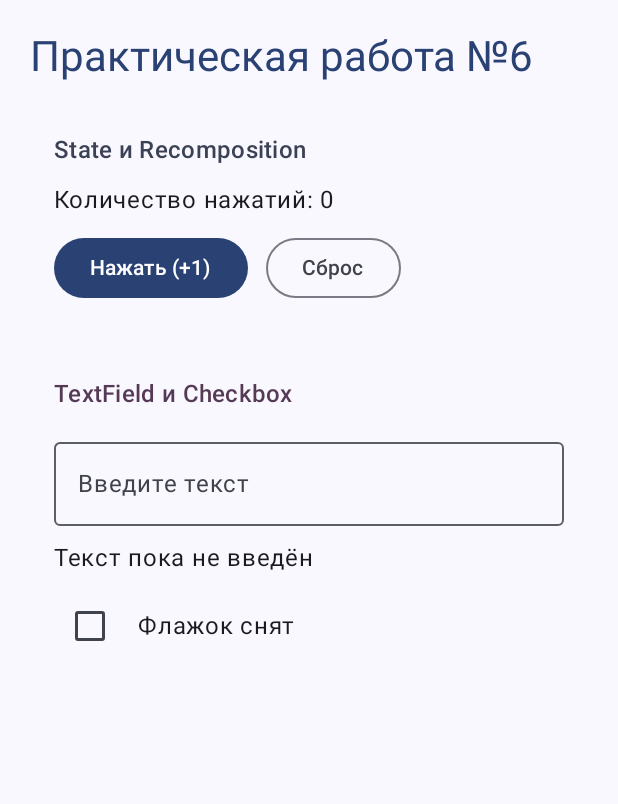
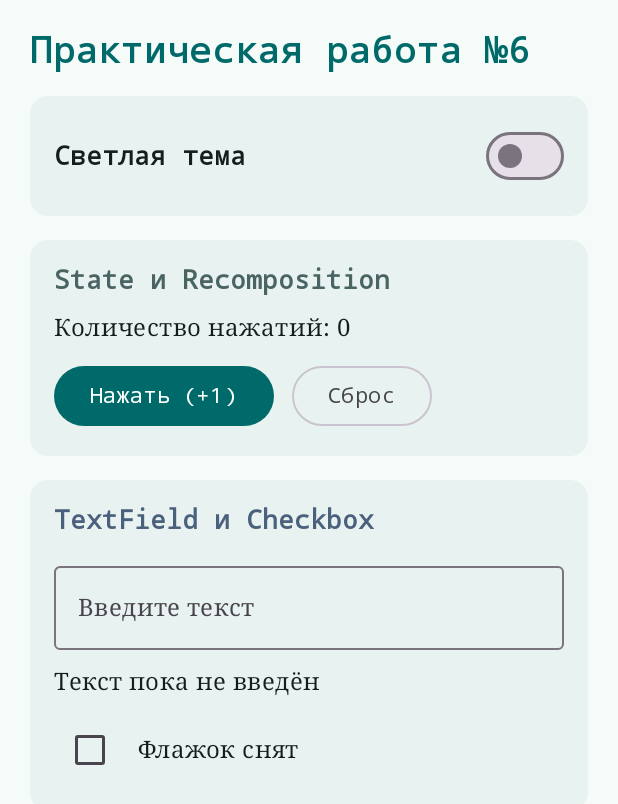
Before and after one commit to danilkilnevoy/pz6_Kilnevoy_PR-24.102, an Android app built with Jetpack Compose: the screen it shows after launch (MainActivity), on a phone screen of 412 x 824 dp. Shown: the top 804 px of the screen. Run offline under Robolectric (Android 15) with nearby library versions, the phone set to English and light mode, and no system bars.

Commit message:
Add custom light/dark theme colors, typography and theme switcher

```diff
--- a/app/src/main/java/com/example/pzz6/MainActivity.kt
+++ b/app/src/main/java/com/example/pzz6/MainActivity.kt
@@ -4,6 +4,7 @@ import android.os.Bundle
 import android.util.Log
 import androidx.activity.ComponentActivity
 import androidx.activity.compose.setContent
+import androidx.compose.foundation.isSystemInDarkTheme
 import androidx.compose.foundation.layout.*
 import androidx.compose.foundation.rememberScrollState
 import androidx.compose.foundation.verticalScroll
@@ -19,13 +20,18 @@ class MainActivity : ComponentActivity() {
     override fun onCreate(savedInstanceState: Bundle?) {
         super.onCreate(savedInstanceState)
         setContent {
+            val systemDark = isSystemInDarkTheme()
+            var isDarkTheme by remember { mutableStateOf(systemDark) }
 
-            Pzz6Theme() {
+            Pzz6Theme(darkTheme = isDarkTheme) {
                 Surface(
                     modifier = Modifier.fillMaxSize(),
                     color = MaterialTheme.colorScheme.background
                 ) {
-                    PracticeScreen()
+                    PracticeScreen(
+                        isDarkTheme = isDarkTheme,
+                        onToggleTheme = { isDarkTheme = it }
+                    )
                 }
             }
         }
@@ -33,7 +39,10 @@ class MainActivity : ComponentActivity() {
 }
 
 @Composable
-fun PracticeScreen() {
+fun PracticeScreen(
+    isDarkTheme: Boolean,
+    onToggleTheme: (Boolean) -> Unit
+) {
     // Уроки 6, 9, 10: State, remember и mutableStateOf
     var counter by remember { mutableIntStateOf(0) }
     var userText by remember { mutableStateOf("") }
@@ -51,6 +60,31 @@ fun PracticeScreen() {
             style = MaterialTheme.typography.headlineMedium,
             color = MaterialTheme.colorScheme.primary
         )
+
+        // Переключение светлой и тёмной темы
+        Card(
+            colors = CardDefaults.cardColors(
+                containerColor = MaterialTheme.colorScheme.surface
+            ),
+            modifier = Modifier.fillMaxWidth()
+        ) {
+            Row(
+                modifier = Modifier
+                    .fillMaxWidth()
+                    .padding(16.dp),
+                verticalAlignment = Alignment.CenterVertically,
+                horizontalArrangement = Arrangement.SpaceBetween
+            ) {
+                Text(
+                    text = if (isDarkTheme) "Тёмная тема" else "Светлая тема",
+                    style = MaterialTheme.typography.titleMedium
+                )
+                Switch(
+                    checked = isDarkTheme,
+                    onCheckedChange = onToggleTheme
+                )
+            }
+        }
 
         // Уроки 6, 8, 9, 10: State + Recomposition + remember
         ClickCounterCard(
@@ -147,12 +181,22 @@ fun ClickCounterCard(
     }
 }
 
-@Preview(showBackground = true)
+@Preview(showBackground = true, name = "Light Theme")
 @Composable
-fun PracticeScreenPreview() {
-    Pzz6Theme() {
+fun LightPreview() {
+    Pzz6Theme(darkTheme = false) {
         Surface(color = MaterialTheme.colorScheme.background) {
-            PracticeScreen()
+            PracticeScreen(isDarkTheme = false, onToggleTheme = {})
         }
     }
 }
+
+@Preview(showBackground = true, name = "Dark Theme")
+@Composable
+fun DarkPreview() {
+    Pzz6Theme(darkTheme = true) {
+        Surface(color = MaterialTheme.colorScheme.background) {
+            PracticeScreen(isDarkTheme = true, onToggleTheme = {})
+        }
+    }
+}
--- a/app/src/main/java/com/example/pzz6/ui/theme/Color.kt
+++ b/app/src/main/java/com/example/pzz6/ui/theme/Color.kt
@@ -2,10 +2,16 @@ package com.example.pzz6.ui.theme
 
 import androidx.compose.ui.graphics.Color
 
-val Purple80 = Color(0xFFD0BCFF)
-val PurpleGrey80 = Color(0xFFCCC2DC)
-val Pink80 = Color(0xFFEFB8C8)
+// Светлая тема
+val LightPrimary = Color(0xFF006A6A)
+val LightSecondary = Color(0xFF4A6363)
+val LightTertiary = Color(0xFF4B607C)
+val LightBackground = Color(0xFFF4FBF9)
+val LightSurface = Color(0xFFE8F3F1)
 
-val Purple40 = Color(0xFF6650a4)
-val PurpleGrey40 = Color(0xFF625b71)
-val Pink40 = Color(0xFF7D5260)
+// Тёмная тема
+val DarkPrimary = Color(0xFF4CDADA)
+val DarkSecondary = Color(0xFFB0CCCC)
+val DarkTertiary = Color(0xFFB3C8E8)
+val DarkBackground = Color(0xFF0E1515)
+val DarkSurface = Color(0xFF192222)
--- a/app/src/main/java/com/example/pzz6/ui/theme/Theme.kt
+++ b/app/src/main/java/com/example/pzz6/ui/theme/Theme.kt
@@ -1,58 +1,44 @@
 package com.example.pzz6.ui.theme
 
-import android.app.Activity
-import android.os.Build
 import androidx.compose.foundation.isSystemInDarkTheme
 import androidx.compose.material3.MaterialTheme
 import androidx.compose.material3.darkColorScheme
-import androidx.compose.material3.dynamicDarkColorScheme
-import androidx.compose.material3.dynamicLightColorScheme
 import androidx.compose.material3.lightColorScheme
 import androidx.compose.runtime.Composable
-import androidx.compose.ui.platform.LocalContext
+import androidx.compose.ui.graphics.Color
 
 private val DarkColorScheme = darkColorScheme(
-    primary = Purple80,
-    secondary = PurpleGrey80,
-    tertiary = Pink80
+    primary = DarkPrimary,
+    onPrimary = Color(0xFF003737),
+    secondary = DarkSecondary,
+    tertiary = DarkTertiary,
+    background = DarkBackground,
+    surface = DarkSurface,
+    onBackground = Color(0xFFE0E3E2),
+    onSurface = Color(0xFFE0E3E2)
 )
 
 private val LightColorScheme = lightColorScheme(
-    primary = Purple40,
-    secondary = PurpleGrey40,
-    tertiary = Pink40
-
-    /* Other default colors to override
-    background = Color(0xFFFFFBFE),
-    surface = Color(0xFFFFFBFE),
+    primary = LightPrimary,
     onPrimary = Color.White,
-    onSecondary = Color.White,
-    onTertiary = Color.White,
-    onBackground = Color(0xFF1C1B1F),
-    onSurface = Color(0xFF1C1B1F),
-    */
+    secondary = LightSecondary,
+    tertiary = LightTertiary,
+    background = LightBackground,
+    surface = LightSurface,
+    onBackground = Color(0xFF161D1D),
+    onSurface = Color(0xFF161D1D)
 )
 
 @Composable
 fun Pzz6Theme(
     darkTheme: Boolean = isSystemInDarkTheme(),
-    // Dynamic color is available on Android 12+
-    dynamicColor: Boolean = true,
     content: @Composable () -> Unit
 ) {
-    val colorScheme = when {
-        dynamicColor && Build.VERSION.SDK_INT >= Build.VERSION_CODES.S -> {
-            val context = LocalContext.current
-            if (darkTheme) dynamicDarkColorScheme(context) else dynamicLightColorScheme(context)
-        }
-
-        darkTheme -> DarkColorScheme
-        else -> LightColorScheme
-    }
+    val colorScheme = if (darkTheme) DarkColorScheme else LightColorScheme
 
     MaterialTheme(
         colorScheme = colorScheme,
-        typography = Typography,
+        typography = AppTypography,
         content = content
     )
 }
--- a/app/src/main/java/com/example/pzz6/ui/theme/Type.kt
+++ b/app/src/main/java/com/example/pzz6/ui/theme/Type.kt
@@ -6,29 +6,31 @@ import androidx.compose.ui.text.font.FontFamily
 import androidx.compose.ui.text.font.FontWeight
 import androidx.compose.ui.unit.sp
 
-// Set of Material typography styles to start with
-val Typography = Typography(
+val AppTypography = Typography(
+    headlineMedium = TextStyle(
+        fontFamily = FontFamily.Monospace,
+        fontWeight = FontWeight.Bold,
+        fontSize = 24.sp,
+        lineHeight = 30.sp,
+        letterSpacing = 0.5.sp
+    ),
+    titleMedium = TextStyle(
+        fontFamily = FontFamily.Monospace,
+        fontWeight = FontWeight.SemiBold,
+        fontSize = 18.sp,
+        lineHeight = 24.sp
+    ),
     bodyLarge = TextStyle(
-        fontFamily = FontFamily.Default,
+        fontFamily = FontFamily.Serif,
         fontWeight = FontWeight.Normal,
         fontSize = 16.sp,
         lineHeight = 24.sp,
-        letterSpacing = 0.5.sp
+        letterSpacing = 0.25.sp
+    ),
+    labelLarge = TextStyle(
+        fontFamily = FontFamily.Monospace,
+        fontWeight = FontWeight.Medium,
+        fontSize = 14.sp,
+        lineHeight = 20.sp
     )
-    /* Other default text styles to override
-    titleLarge = TextStyle(
-        fontFamily = FontFamily.Default,
-        fontWeight = FontWeight.Normal,
-        fontSize = 22.sp,
-        lineHeight = 28.sp,
-        letterSpacing = 0.sp
-    ),
-    labelSmall = TextStyle(
-        fontFamily = FontFamily.Default,
-        fontWeight = FontWeight.Medium,
-        fontSize = 11.sp,
-        lineHeight = 16.sp,
-        letterSpacing = 0.5.sp
-    )
-    */
 )
```
